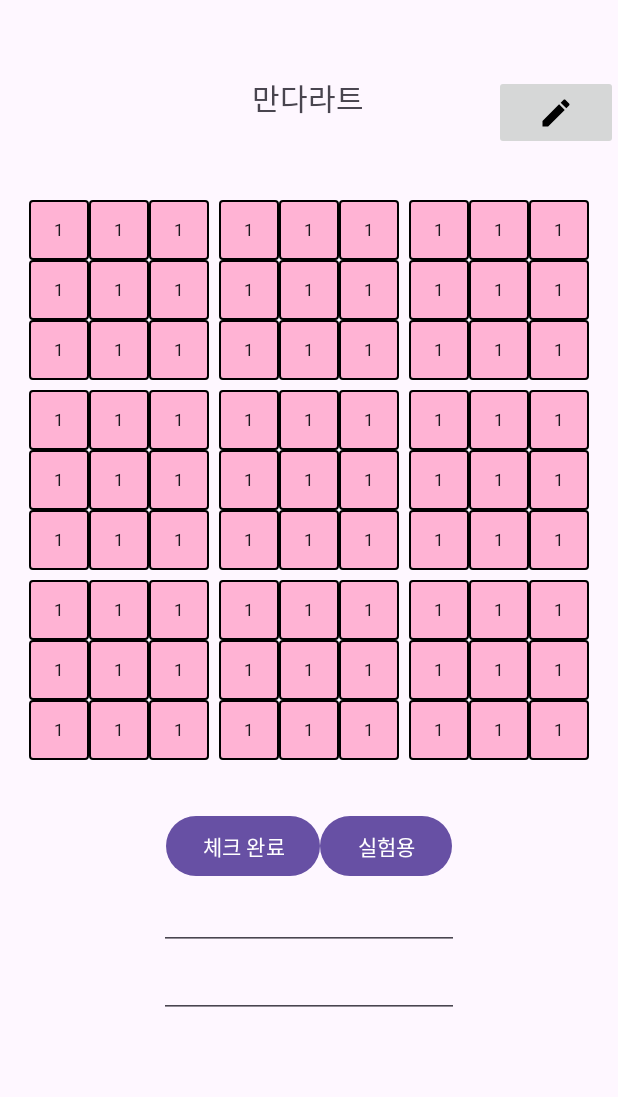
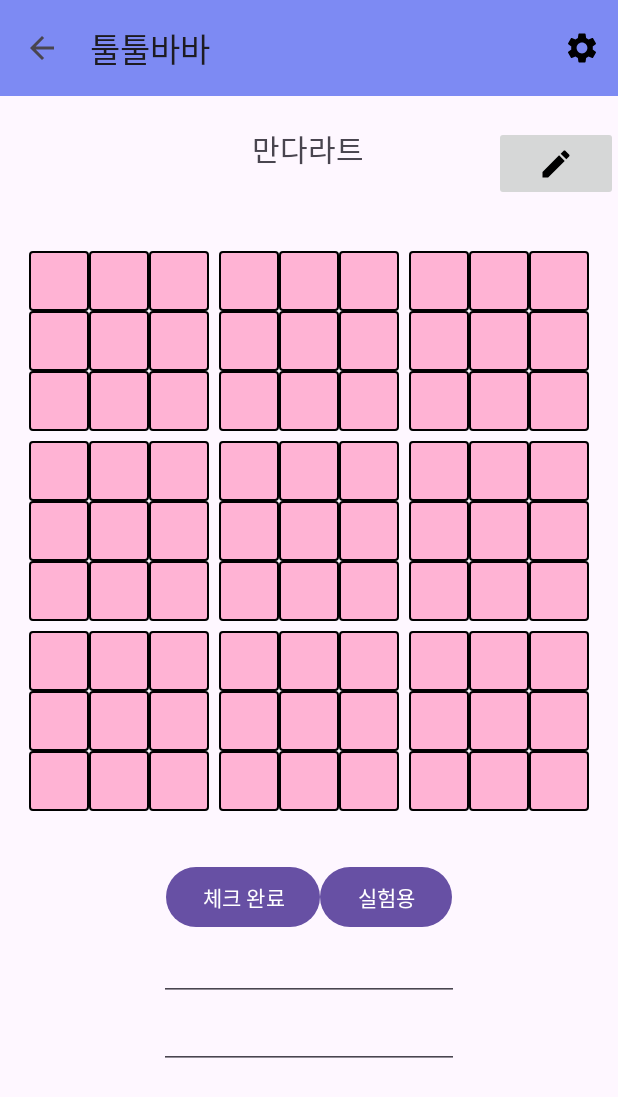
Before and after one commit to jaewon1778/MyMandalart, an Android app: the screen it shows after launch (MainActivity), on a phone screen of 412 x 824 dp. Shown: the top 1097 px of the screen. Run offline under Robolectric (Android 15) with nearby library versions, the phone set to English and light mode, and no system bars.

Commit message:
터치 이벤트 연구중

```diff
--- a/app/src/main/java/com/jaewon/mymandalart/MainActivity.kt
+++ b/app/src/main/java/com/jaewon/mymandalart/MainActivity.kt
@@ -5,7 +5,12 @@ import android.os.Bundle
 import android.text.Editable
 import android.text.TextWatcher
 import android.util.Log
+import android.view.Menu
+import android.view.MenuItem
+import android.view.MotionEvent
+import android.view.View
 import android.widget.EditText
+import android.widget.Toast
 import androidx.core.view.get
 import androidx.recyclerview.widget.GridLayoutManager
 import androidx.recyclerview.widget.RecyclerView
@@ -36,11 +41,22 @@ class MainActivity : MyAppActivity() {
     private lateinit var dummyEditText:EditText
 
 
+
+
     override fun onCreate(savedInstanceState: Bundle?) {
         super.onCreate(savedInstanceState)
         binding = ActivityMainBinding.inflate(layoutInflater)
         val view = binding.root
         setContentView(view)
+
+        // 툴바 세팅
+        val toolbar = binding.myToolbar.toolbar
+        setSupportActionBar(toolbar)
+        supportActionBar?.setDisplayHomeAsUpEnabled(true)
+        supportActionBar?.setDisplayShowTitleEnabled(false)
+        toolbar.title = "툴툴바바"
+        // 툴바 세팅
+
         dummyEditText = EditText(this)
         mandalartData = MandalartData()
         mandalartData.initMan()
@@ -56,6 +72,7 @@ class MainActivity : MyAppActivity() {
             for (mat in mandalartData.m9List){
                 for (os in mat.osList){
                     os.isEditable = isEditable
+                    Log.d("GridTestChange", "change ${os.osNum} of ${os.m9Num}")
                 }
             }
             updateMan()
@@ -88,17 +105,39 @@ class MainActivity : MyAppActivity() {
     }
 
     private fun setMan(){
+
         binding.mainGrid.apply {
             mainMdlAdapter.m9List = mandalartData.m9List
             layoutManager = gridManager
             adapter = mainMdlAdapter
         }
+
+//        binding.mainGrid.addOnItemTouchListener(object : RecyclerView.OnItemTouchListener{
+//            override fun onInterceptTouchEvent(rv: RecyclerView, e: MotionEvent): Boolean {
+//                if (e.action == MotionEvent.ACTION_DOWN){
+////                        m9Data.osList[4].checkOS()
+//                    val child: View = rv.findChildViewUnder(e.x,e.y) ?: return false
+//                    val position = rv.getChildLayoutPosition(child)
+////                        if(m9Data.osList[position].isEditable) return false
+//                    Log.d("GridTestTouchMain", "position : $position")
+//                    return false
+//                }
+//                return false
+//            }
+//
+//            override fun onTouchEvent(rv: RecyclerView, e: MotionEvent) {
+//            }
+//
+//            override fun onRequestDisallowInterceptTouchEvent(disallowIntercept: Boolean) {
+//            }
+//
+//        })
     }
 
     @SuppressLint("NotifyDataSetChanged")
     private fun updateMan(){
-//        binding.mainGrid.adapter?.notifyDataSetChanged()
-        binding.mainGrid.adapter?.notifyItemRangeChanged(ND.MANSTART, ND.MANEND)
+        binding.mainGrid.adapter?.notifyDataSetChanged()
+//        binding.mainGrid.adapter?.notifyItemRangeChanged(ND.MANSTART, ND.MANEND+1)
     }
 
     private fun saveMan(){
--- a/app/src/main/java/com/jaewon/mymandalart/adapter/SubMdlAdapter.kt
+++ b/app/src/main/java/com/jaewon/mymandalart/adapter/SubMdlAdapter.kt
@@ -4,6 +4,8 @@ import android.annotation.SuppressLint
 import android.content.Context
 import android.util.Log
 import android.view.LayoutInflater
+import android.view.MotionEvent
+import android.view.View
 import android.view.ViewGroup
 import androidx.core.view.GestureDetectorCompat
 import androidx.recyclerview.widget.RecyclerView
@@ -11,6 +13,8 @@ import com.jaewon.mymandalart.MyTouchEvent
 import com.jaewon.mymandalart.R
 import com.jaewon.mymandalart.data.OneSectionData
 import com.jaewon.mymandalart.databinding.OneSectionBinding
+import kotlin.math.abs
+import kotlin.properties.Delegates
 
 class SubMdlAdapter : RecyclerView.Adapter<SubMdlAdapter.SubMdlViewHolder>() {
     var osList = mutableListOf<OneSectionData>()
@@ -18,7 +22,7 @@ class SubMdlAdapter : RecyclerView.Adapter<SubMdlAdapter.SubMdlViewHolder>() {
 
     override fun onCreateViewHolder(parent: ViewGroup, viewType: Int): SubMdlViewHolder {
         return SubMdlViewHolder(OneSectionBinding
-            .inflate(LayoutInflater.from(parent.context),parent,false), parent.context)
+            .inflate(LayoutInflater.from(parent.context),parent,false))
     }
 
     override fun getItemCount(): Int {
@@ -29,35 +33,39 @@ class SubMdlAdapter : RecyclerView.Adapter<SubMdlAdapter.SubMdlViewHolder>() {
         holder.bind(osList[position])
     }
 
-    class SubMdlViewHolder(private val binding: OneSectionBinding, parentContext: Context) : RecyclerView.ViewHolder(binding.root) {
-        private val myTouchEvent: MyTouchEvent = MyTouchEvent(parentContext)
-        private val mDetector: GestureDetectorCompat = GestureDetectorCompat(parentContext,myTouchEvent)
-
+    class SubMdlViewHolder(private val binding: OneSectionBinding) : RecyclerView.ViewHolder(binding.root) {
         @SuppressLint("SetTextI18n", "ResourceAsColor", "ClickableViewAccessibility")
         fun bind(osData: OneSectionData) {
-            binding.txtOneSection.setText(osData.text)
-            binding.txtOneSection.isClickable = osData.isEditable
-            binding.txtOneSection.isLongClickable = osData.isEditable
-            binding.txtOneSection.isFocusable = osData.isEditable
-            binding.txtOneSection.isFocusableInTouchMode = osData.isEditable
-            binding.txtOneSection.setBackgroundResource(osData.osBackground)
+            osData.osbind(binding.txtOneSection)
+            binding.txtOneSection.movementMethod = null;
+//            Log.d("GridTestSMA", "SMA bind ${osData.osNum} of ${osData.m9Num}")
 
+            if (!osData.isCenter){
+                binding.txtOneSection.setOnTouchListener { v, event ->
+                    if (osData.isEditable) return@setOnTouchListener false
 
-//            mDetector.setOnDoubleTapListener(myTouchEvent)
-//            binding.txtOneSection.setOnTouchListener { v, event ->
-//                val reaction = mDetector.onTouchEvent(event)
-//                val GN : Int = myTouchEvent.getGestureNum()
-//                if (osData.isEditable) return@setOnTouchListener reaction
-//
-//                if (GN == myTouchEvent.FLING_LEFT){
-//                    v.setBackgroundResource(R.drawable.bg_one_section_blue)
-//                }
-//                else if (GN == myTouchEvent.FLING_RIGHT){
-//                    v.setBackgroundResource(R.drawable.bg_one_section)
-//                }
-//                return@setOnTouchListener reaction
-//            }
-            Log.d("GridTestSMA", "SMA bind ${osData.osNum} of ${osData.m9Num}")
+                    when(event.action){
+
+                        MotionEvent.ACTION_DOWN -> {
+                        }
+
+                        MotionEvent.ACTION_MOVE -> {
+                        }
+
+                        MotionEvent.ACTION_CANCEL -> {
+                        }
+
+                        MotionEvent.ACTION_UP -> {
+//                        if (osData.isCenter) return@setOnTouchListener false
+                            Log.d("MotionAct", "eventAction in M9 : ${event.action}")
+                            osData.switchCheckingOS()
+                            v.setBackgroundResource(osData.osBackground)
+                        }
+                    }
+                    return@setOnTouchListener true
+                }
+            }
+
         }
 
     }
--- a/app/src/main/java/com/jaewon/mymandalart/data/MandalartData.kt
+++ b/app/src/main/java/com/jaewon/mymandalart/data/MandalartData.kt
@@ -15,7 +15,7 @@ data class MandalartData(
                         if (j==ND.MANCENTER) center = true
                         add(
                             OneSectionData(
-                            "1",
+                            text = "",
                             false,
                                 isCenter = center,
                                 m9Num = i,
--- a/app/src/main/java/com/jaewon/mymandalart/data/OSBackground.kt
+++ b/app/src/main/java/com/jaewon/mymandalart/data/OSBackground.kt
@@ -3,7 +3,10 @@ package com.jaewon.mymandalart.data
 import com.jaewon.mymandalart.R
 
 data class OSBackground(
-    var basicBG : Int = R.drawable.bg_one_section,
-    var checkedBG : Int = R.drawable.bg_one_section_blue
+    val basicBG : Int = R.drawable.bg_one_section,
+    val checkedBG : Int = R.drawable.bg_one_section_blue,
+    val yBG : Int = R.drawable.bg_one_section_yellow,
+    val gBG : Int = R.drawable.bg_one_section_green,
+    val rBG : Int = R.drawable.bg_one_section_red,
 
 )
--- a/app/src/main/java/com/jaewon/mymandalart/data/OneSectionData.kt
+++ b/app/src/main/java/com/jaewon/mymandalart/data/OneSectionData.kt
@@ -1,4 +1,6 @@
 package com.jaewon.mymandalart.data
+
+import android.widget.EditText
 
 data class OneSectionData(
     var text: String = "",
@@ -10,6 +12,16 @@ data class OneSectionData(
     var osBackground: Int = OSBackground().basicBG
 ) {
     val osBG = OSBackground()
+
+    fun osbind(osEditText: EditText){
+        osEditText.setText(text)
+        osEditText.isClickable = isEditable
+        osEditText.isLongClickable = isEditable
+        osEditText.isFocusable = isEditable
+        osEditText.isFocusableInTouchMode = isEditable
+        osEditText.setBackgroundResource(osBackground)
+    }
+
     fun checkOS(){
         checked = true
         osBackground = osBG.checkedBG
@@ -23,4 +35,21 @@ data class OneSectionData(
         else checkOS()
     }
 
+    fun centerCheckingOS():Boolean{
+        return true
+    }
+
+    fun setBGYellow(){
+        osBackground = osBG.yBG
+    }
+    fun setBGRed(){
+        osBackground = osBG.rBG
+    }
+    fun setBGBlue(){
+        osBackground = osBG.checkedBG
+    }
+    fun setBGGreen(){
+        osBackground = osBG.gBG
+    }
+
 }
--- /dev/null
+++ b/app/src/main/res/drawable/baseline_settings_24.xml
@@ -0,0 +1,5 @@
+<vector android:height="24dp" android:tint="#000000"
+    android:viewportHeight="24" android:viewportWidth="24"
+    android:width="24dp" xmlns:android="http://schemas.android.com/apk/res/android">
+    <path android:fillColor="@android:color/white" android:pathData="M19.14,12.94c0.04,-0.3 0.06,-0.61 0.06,-0.94c0,-0.32 -0.02,-0.64 -0.07,-0.94l2.03,-1.58c0.18,-0.14 0.23,-0.41 0.12,-0.61l-1.92,-3.32c-0.12,-0.22 -0.37,-0.29 -0.59,-0.22l-2.39,0.96c-0.5,-0.38 -1.03,-0.7 -1.62,-0.94L14.4,2.81c-0.04,-0.24 -0.24,-0.41 -0.48,-0.41h-3.84c-0.24,0 -0.43,0.17 -0.47,0.41L9.25,5.35C8.66,5.59 8.12,5.92 7.63,6.29L5.24,5.33c-0.22,-0.08 -0.47,0 -0.59,0.22L2.74,8.87C2.62,9.08 2.66,9.34 2.86,9.48l2.03,1.58C4.84,11.36 4.8,11.69 4.8,12s0.02,0.64 0.07,0.94l-2.03,1.58c-0.18,0.14 -0.23,0.41 -0.12,0.61l1.92,3.32c0.12,0.22 0.37,0.29 0.59,0.22l2.39,-0.96c0.5,0.38 1.03,0.7 1.62,0.94l0.36,2.54c0.05,0.24 0.24,0.41 0.48,0.41h3.84c0.24,0 0.44,-0.17 0.47,-0.41l0.36,-2.54c0.59,-0.24 1.13,-0.56 1.62,-0.94l2.39,0.96c0.22,0.08 0.47,0 0.59,-0.22l1.92,-3.32c0.12,-0.22 0.07,-0.47 -0.12,-0.61L19.14,12.94zM12,15.6c-1.98,0 -3.6,-1.62 -3.6,-3.6s1.62,-3.6 3.6,-3.6s3.6,1.62 3.6,3.6S13.98,15.6 12,15.6z"/>
+</vector>
--- /dev/null
+++ b/app/src/main/res/drawable/bg_one_section_green.xml
@@ -0,0 +1,10 @@
+<?xml version="1.0" encoding="utf-8"?>
+<selector xmlns:android="http://schemas.android.com/apk/res/android">
+    <item>
+        <shape>
+            <solid android:color="@color/green"/>
+            <stroke android:width="1dp" android:color="@color/black"/>
+            <corners android:radius="2dp"/>
+        </shape>
+    </item>
+</selector>
--- /dev/null
+++ b/app/src/main/res/drawable/bg_one_section_red.xml
@@ -0,0 +1,10 @@
+<?xml version="1.0" encoding="utf-8"?>
+<selector xmlns:android="http://schemas.android.com/apk/res/android">
+    <item>
+        <shape>
+            <solid android:color="@color/red"/>
+            <stroke android:width="1dp" android:color="@color/black"/>
+            <corners android:radius="2dp"/>
+        </shape>
+    </item>
+</selector>
--- /dev/null
+++ b/app/src/main/res/drawable/bg_one_section_yellow.xml
@@ -0,0 +1,10 @@
+<?xml version="1.0" encoding="utf-8"?>
+<selector xmlns:android="http://schemas.android.com/apk/res/android">
+    <item>
+        <shape>
+            <solid android:color="@color/yellow"/>
+            <stroke android:width="1dp" android:color="@color/black"/>
+            <corners android:radius="2dp"/>
+        </shape>
+    </item>
+</selector>
--- a/app/src/main/res/layout/activity_main.xml
+++ b/app/src/main/res/layout/activity_main.xml
@@ -6,12 +6,19 @@
     android:layout_height="match_parent"
     tools:context=".MainActivity">
 
+
     <LinearLayout
         android:layout_width="match_parent"
         android:layout_height="match_parent"
         android:gravity="center|top"
         android:orientation="vertical"
         >
+        <include
+            android:id="@+id/myToolbar"
+            layout="@layout/mytoolbar"
+            android:layout_width="match_parent"
+            android:layout_height="wrap_content"
+            />
 
         <LinearLayout
             android:layout_width="match_parent"
@@ -20,7 +27,7 @@
             android:layout_gravity="center"
             android:gravity="center"
             android:weightSum="1"
-            android:layout_marginTop="50dp"
+            android:layout_marginTop="20dp"
             android:layout_marginBottom="30dp"
             >
             <Space
--- a/app/src/main/res/layout/matrix_9.xml
+++ b/app/src/main/res/layout/matrix_9.xml
@@ -8,4 +8,5 @@
         android:columnCount="3"
         tools:ignore="MissingConstraints"
         android:padding="3dp"
+        android:overScrollMode="never"
         />
--- /dev/null
+++ b/app/src/main/res/layout/mytoolbar.xml
@@ -0,0 +1,19 @@
+<?xml version="1.0" encoding="utf-8"?>
+<com.google.android.material.appbar.AppBarLayout
+    xmlns:android="http://schemas.android.com/apk/res/android"
+    xmlns:tools="http://schemas.android.com/tools"
+    android:layout_width="match_parent"
+    android:layout_height="wrap_content"
+
+    >
+
+    <androidx.appcompat.widget.Toolbar
+        android:id="@+id/toolbar"
+        android:layout_width="match_parent"
+        android:layout_height="wrap_content"
+        android:background="@color/blue"
+        tools:ignore="MissingConstraints"
+
+        />
+
+</com.google.android.material.appbar.AppBarLayout>
--- a/app/src/main/res/layout/one_section.xml
+++ b/app/src/main/res/layout/one_section.xml
@@ -10,4 +10,6 @@
         android:textSize="11sp"
         android:background="@drawable/bg_one_section"
         tools:ignore="MissingConstraints"
-        android:autofillHints="내용" />
+        android:overScrollMode="never"
+        android:autofillHints="내용"
+    />
--- /dev/null
+++ b/app/src/main/res/menu/toolbar_menu.xml
@@ -0,0 +1,12 @@
+<?xml version="1.0" encoding="utf-8"?>
+<menu xmlns:android="http://schemas.android.com/apk/res/android"
+    xmlns:app="http://schemas.android.com/apk/res-auto">
+
+    <item
+        android:id="@+id/toolbar_setting"
+        android:title="설정"
+        android:icon="@drawable/baseline_settings_24"
+        app:showAsAction="ifRoom"
+        />
+
+</menu>
--- a/app/src/main/res/values/colors.xml
+++ b/app/src/main/res/values/colors.xml
@@ -4,4 +4,7 @@
     <color name="white">#FFFFFFFF</color>
     <color name="pink">#FFB3D4</color>
     <color name="blue">#7D8AF3</color>
+    <color name="yellow">#FFEB3B</color>
+    <color name="green">#4CAF50</color>
+    <color name="red">#FF3C43</color>
 </resources>
```
Also changed, not shown: app/src/main/java/com/jaewon/mymandalart/MyAppActivity.kt (+26 -0 lines), app/src/main/java/com/jaewon/mymandalart/adapter/MainMdlAdapter.kt (+48 -21 lines), app/src/main/java/com/jaewon/mymandalart/data/Matrix9Data.kt (+16 -0 lines).
